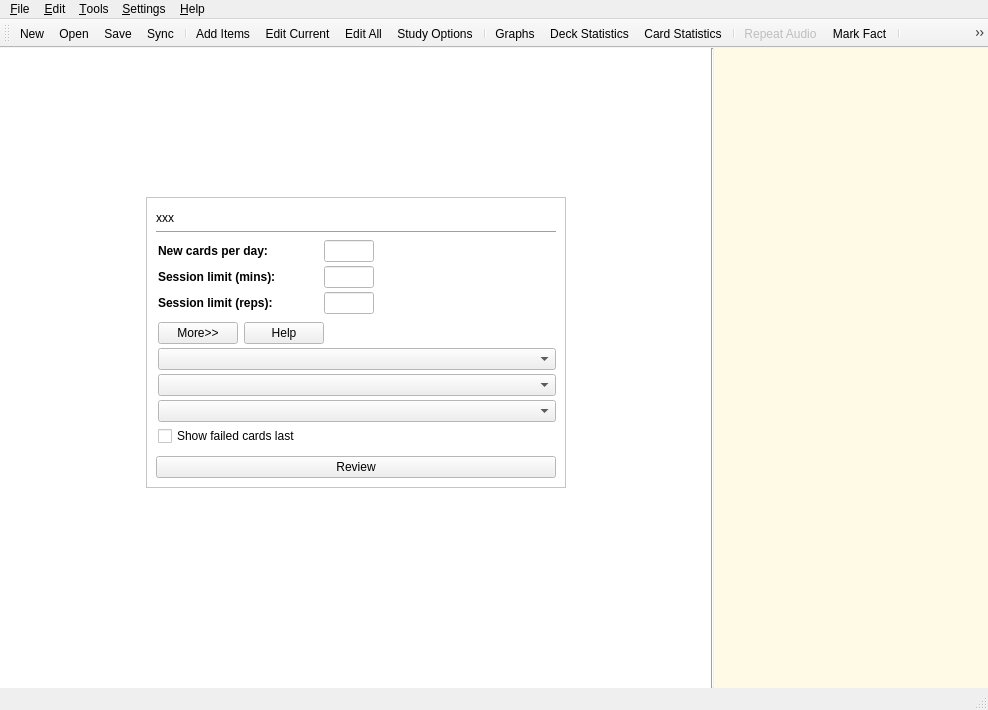
Qt form designer/main.ui (ankitects/anki) before a commit.
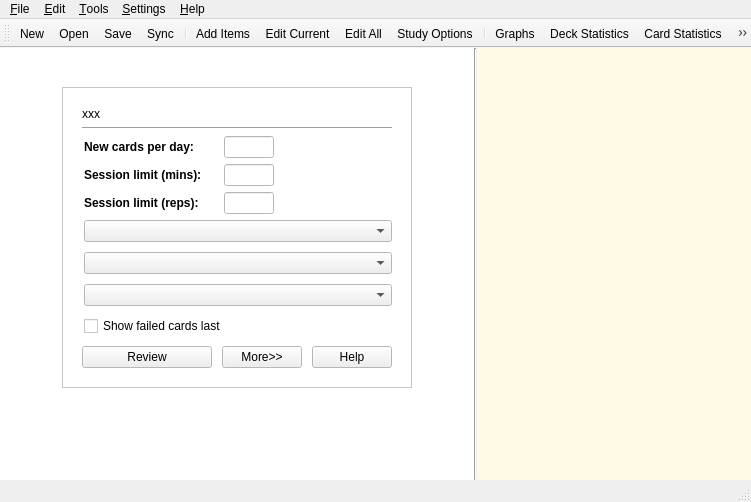
The same form after that commit. The open tabs and pages were chosen to show the change. Icons and pictures are not drawn.

The edit to the form file:
```diff
--- a/designer/main.ui
+++ b/designer/main.ui
@@ -5,8 +5,8 @@
    <rect>
     <x>0</x>
     <y>0</y>
-    <width>988</width>
-    <height>710</height>
+    <width>751</width>
+    <height>502</height>
    </rect>
   </property>
   <property name="sizePolicy" >
@@ -26,9 +26,9 @@
    <property name="geometry" >
     <rect>
      <x>0</x>
-     <y>69</y>
-     <width>988</width>
-     <height>621</height>
+     <y>63</y>
+     <width>751</width>
+     <height>418</height>
     </rect>
    </property>
    <property name="sizePolicy" >
@@ -381,8 +381,8 @@
            <rect>
             <x>0</x>
             <y>0</y>
-            <width>711</width>
-            <height>57</height>
+            <width>474</width>
+            <height>60</height>
            </rect>
           </property>
          </widget>
@@ -477,8 +477,8 @@
            <rect>
             <x>0</x>
             <y>0</y>
-            <width>711</width>
-            <height>564</height>
+            <width>474</width>
+            <height>358</height>
            </rect>
           </property>
           <layout class="QVBoxLayout" name="verticalLayout_4" >
@@ -514,7 +514,7 @@
               <widget class="QFrame" name="frame" >
                <property name="maximumSize" >
                 <size>
-                 <width>450</width>
+                 <width>350</width>
                  <height>16777215</height>
                 </size>
                </property>
@@ -530,8 +530,8 @@
                   <property name="spacing" >
                    <number>0</number>
                   </property>
-                  <property name="topMargin" >
-                   <number>4</number>
+                  <property name="margin" >
+                   <number>10</number>
                   </property>
                   <item>
                    <widget class="QLabel" name="optionsLabel" >
@@ -590,7 +590,7 @@
                      <number>0</number>
                     </property>
                     <property name="verticalSpacing" >
-                     <number>4</number>
+                     <number>6</number>
                     </property>
                     <item row="1" column="0" >
                      <widget class="QLabel" name="label_20" >
@@ -695,39 +695,6 @@
                       </property>
                      </widget>
                     </item>
-                    <item row="3" column="0" >
-                     <layout class="QHBoxLayout" name="horizontalLayout_5" >
-                      <property name="spacing" >
-                       <number>6</number>
-                      </property>
-                      <property name="topMargin" >
-                       <number>4</number>
-                      </property>
-                      <item>
-                       <widget class="QPushButton" name="optionsButton" >
-                        <property name="text" >
-                         <string>More>></string>
-                        </property>
-                        <property name="checkable" >
-                         <bool>true</bool>
-                        </property>
-                        <property name="checked" >
-                         <bool>false</bool>
-                        </property>
-                        <property name="flat" >
-                         <bool>false</bool>
-                        </property>
-                       </widget>
-                      </item>
-                      <item>
-                       <widget class="QPushButton" name="optionsHelpButton" >
-                        <property name="text" >
-                         <string>Help</string>
-                        </property>
-                       </widget>
-                      </item>
-                     </layout>
-                    </item>
                    </layout>
                   </item>
                   <item>
@@ -736,13 +703,13 @@
                      <widget class="QWidget" native="1" name="optionsBox" >
                       <layout class="QVBoxLayout" name="verticalLayout_7" >
                        <property name="spacing" >
-                        <number>4</number>
+                        <number>10</number>
                        </property>
                        <property name="leftMargin" >
                         <number>2</number>
                        </property>
                        <property name="topMargin" >
-                        <number>4</number>
+                        <number>6</number>
                        </property>
                        <property name="rightMargin" >
                         <number>0</number>
@@ -751,14 +718,7 @@
                         <number>0</number>
                        </property>
                        <item>
-                        <widget class="QComboBox" name="newCardOrder" >
-                         <property name="minimumSize" >
-                          <size>
-                           <width>250</width>
-                           <height>0</height>
-                          </size>
-                         </property>
-                        </widget>
+                        <widget class="QComboBox" name="newCardOrder" />
                        </item>
                        <item>
                         <widget class="QComboBox" name="newCardScheduling" >
@@ -791,37 +751,54 @@
                      </widget>
                     </item>
                     <item>
-                     <spacer name="verticalSpacer" >
-                      <property name="orientation" >
-                       <enum>Qt::Vertical</enum>
+                     <layout class="QGridLayout" name="studyOptionsReviewBar" >
+                      <property name="topMargin" >
+                       <number>10</number>
                       </property>
-                      <property name="sizeType" >
-                       <enum>QSizePolicy::Fixed</enum>
+                      <property name="horizontalSpacing" >
+                       <number>10</number>
                       </property>
-                      <property name="sizeHint" stdset="0" >
-                       <size>
-                        <width>20</width>
-                        <height>10</height>
-                       </size>
-                      </property>
-                     </spacer>
-                    </item>
-                    <item>
-                     <widget class="QPushButton" name="startReviewingButton" >
-                      <property name="text" >
-                       <string>Review</string>
-                      </property>
-                      <property name="icon" >
-                       <iconset resource="../icons.qrc" >
-                        <normaloff>:/icons/player-time.png</normaloff>:/icons/player-time.png</iconset>
-                      </property>
-                      <property name="iconSize" >
-                       <size>
-                        <width>32</width>
-                        <height>32</height>
-                       </size>
-                      </property>
-                     </widget>
+                      <item row="0" column="0" >
+                       <widget class="QPushButton" name="startReviewingButton" >
+                        <property name="sizePolicy" >
+                         <sizepolicy vsizetype="Fixed" hsizetype="Expanding" >
+                          <horstretch>0</horstretch>
+                          <verstretch>0</verstretch>
+                         </sizepolicy>
+                        </property>
+                        <property name="text" >
+                         <string>Review</string>
+                        </property>
+                        <property name="icon" >
+                         <iconset resource="../icons.qrc" >
+                          <normaloff>:/icons/player-time.png</normaloff>:/icons/player-time.png</iconset>
+                        </property>
+                       </widget>
+                      </item>
+                      <item row="0" column="1" >
+                       <widget class="QPushButton" name="optionsButton" >
+                        <property name="text" >
+                         <string>More>></string>
+                        </property>
+                        <property name="checkable" >
+                         <bool>true</bool>
+                        </property>
+                        <property name="checked" >
+                         <bool>false</bool>
+                        </property>
+                        <property name="flat" >
+                         <bool>false</bool>
+                        </property>
+                       </widget>
+                      </item>
+                      <item row="0" column="2" >
+                       <widget class="QPushButton" name="optionsHelpButton" >
+                        <property name="text" >
+                         <string>Help</string>
+                        </property>
+                       </widget>
+                      </item>
+                     </layout>
                     </item>
                    </layout>
                   </item>
@@ -1208,8 +1185,8 @@
     <rect>
      <x>0</x>
      <y>0</y>
-     <width>988</width>
-     <height>23</height>
+     <width>751</width>
+     <height>21</height>
     </rect>
    </property>
    <widget class="QMenu" name="menuHelp" >
@@ -1354,9 +1331,9 @@
    <property name="geometry" >
     <rect>
      <x>0</x>
-     <y>690</y>
-     <width>988</width>
-     <height>20</height>
+     <y>481</y>
+     <width>751</width>
+     <height>21</height>
     </rect>
    </property>
    <property name="sizeGripEnabled" >
@@ -1370,9 +1347,9 @@
    <property name="geometry" >
     <rect>
      <x>0</x>
-     <y>23</y>
-     <width>988</width>
-     <height>46</height>
+     <y>21</y>
+     <width>751</width>
+     <height>42</height>
     </rect>
    </property>
    <property name="orientation" >
```
Left out of the diff: 26 changed lines with no effect on the pictures.
